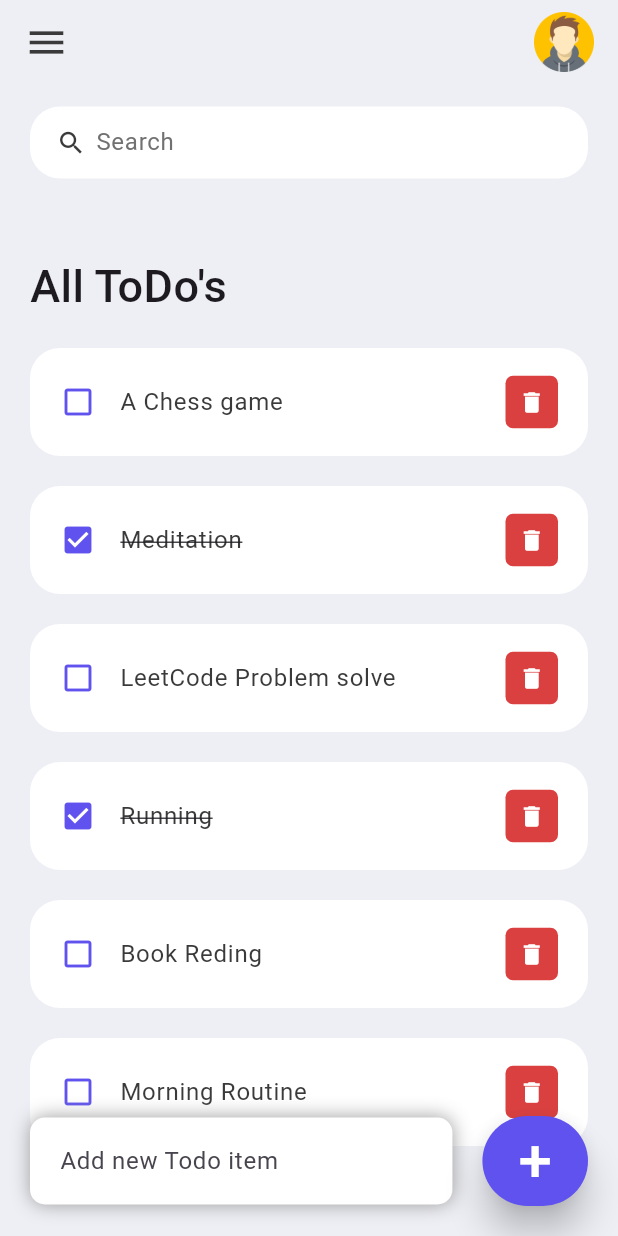
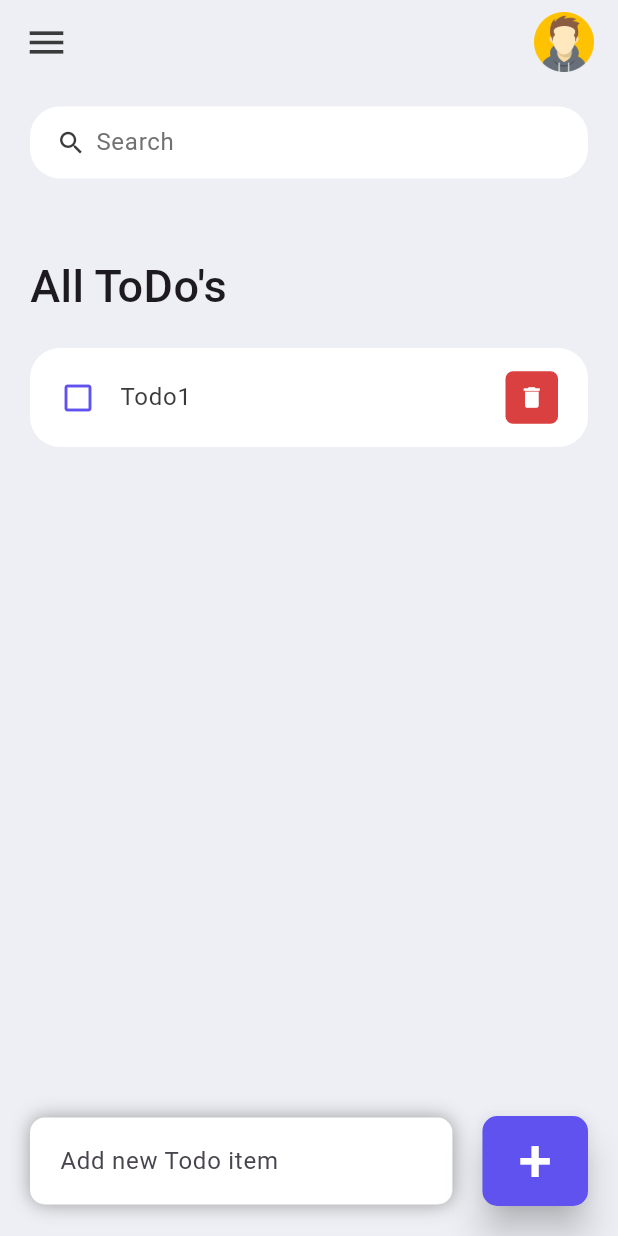
Before and after one commit to gowthamk17/todo, a Flutter app: the screen it shows after launch, on a phone screen of 412 x 824 dp. Run offline on Flutter 3.47's test engine with Material 3 defaults, Android fonts, the light colour scheme and no system bars.

Commit message:
add button update

```diff
--- a/lib/main.dart
+++ b/lib/main.dart
@@ -18,7 +18,7 @@ class Todo extends StatelessWidget {
       theme: ThemeData(
         useMaterial3: true,
       ),
-      home: Home(),
+      home: const Home(),
       debugShowCheckedModeBanner: false,
     );
   }
--- a/lib/models/todo.dart
+++ b/lib/models/todo.dart
@@ -11,12 +11,7 @@ class Todo {
 
   static List<Todo> todoList() {
     return [
-      Todo(id: '1', todoText: "Morning Routine"),
-      Todo(id: '2', todoText: "Book Reding"),
-      Todo(id: '3', todoText: "Running", isDone: true),
-      Todo(id: '4', todoText: "LeetCode Problem solve"),
-      Todo(id: '5', todoText: "Meditation", isDone: true),
-      Todo(id: '6', todoText: "A Chess game"),
+      Todo(id: '1', todoText: "Todo1"),
     ];
   }
 
--- a/lib/screens/home.dart
+++ b/lib/screens/home.dart
@@ -1,11 +1,10 @@
 import 'package:flutter/material.dart';
-import 'package:flutter/services.dart';
 import '../models/todo.dart';
 import '../widgets/todo_item.dart';
 import '../constants/colors.dart';
 
 class Home extends StatefulWidget {
-  Home({super.key});
+  const Home({super.key});
 
   @override
   State<Home> createState() => _HomeState();
@@ -52,7 +51,8 @@ class _HomeState extends State<Home> {
                           todo: todo,
                           onTodoChange: _handleTodoChange,
                           onTodoDelete: _deleteTodoItem,
-                        )
+                        ),
+                      const SizedBox(height: 80,)
                     ],
                   ))
                 ],
@@ -94,6 +94,9 @@ class _HomeState extends State<Home> {
                       backgroundColor: tdBlue,
                       minimumSize: const Size(60, 60),
                       elevation: 10,
+                      shape: RoundedRectangleBorder(
+                        borderRadius: BorderRadius.circular(10)
+                      ),
                     ),
                     onPressed: () {
                       _addToTodoList(_todoController.text);
@@ -160,7 +163,7 @@ class _HomeState extends State<Home> {
             color: tdBlack,
             size: 30,
           ),
-          Container(
+          SizedBox(
             height: 40,
             width: 40,
             child: ClipRRect(
--- a/lib/widgets/todo_item.dart
+++ b/lib/widgets/todo_item.dart
@@ -1,3 +1,5 @@
+// ignore_for_file: prefer_typing_uninitialized_variables
+
 import 'package:flutter/material.dart';
 import '../constants/colors.dart';
 import '../models/todo.dart';
@@ -18,7 +20,7 @@ class TodoItem extends StatelessWidget {
         onTap: () {
           onTodoChange(todo);
         },
-        contentPadding: const EdgeInsets.symmetric(horizontal: 20, vertical: 8),
+        contentPadding: const EdgeInsets.symmetric(horizontal: 20, vertical: 5),
         shape: RoundedRectangleBorder(borderRadius: BorderRadius.circular(20)),
         tileColor: Colors.white,
         leading: Icon(
```
